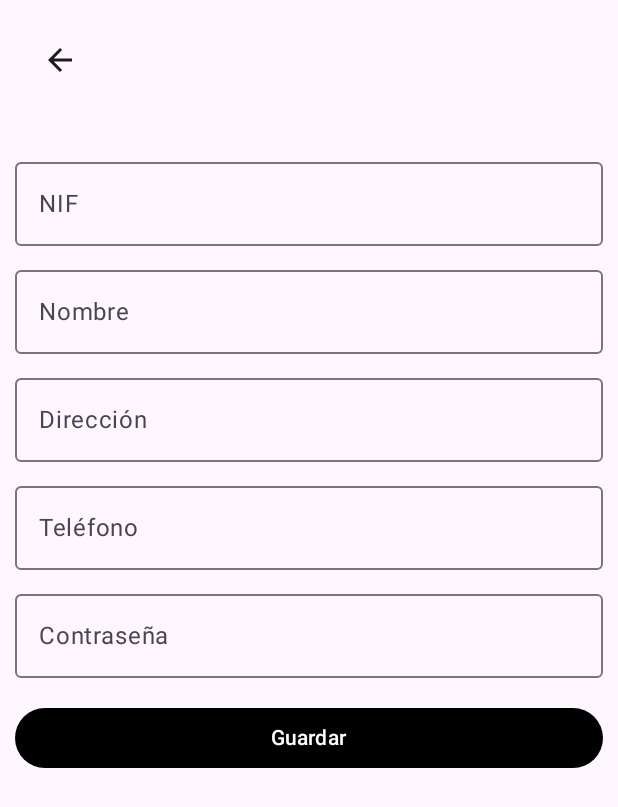
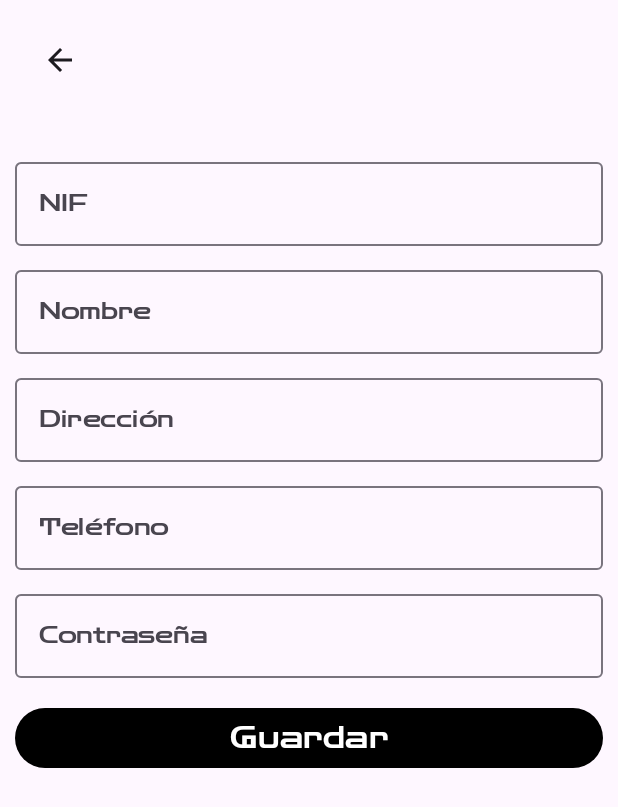
Before and after one commit to dnoblejas/CRM_Mara, an Android app built with Jetpack Compose: the Registro screen opened through its navigation route, on a phone screen of 412 x 824 dp. Shown: the top 807 px of the screen. Run offline under Robolectric (Android 15) with nearby library versions, the phone set to English and light mode, and no system bars; our stand-ins replace Firebase (no records; nobody signed in at launch, a user with empty details on screens opened directly).

```diff
--- a/app/src/main/java/com/example/crm_mara/NavigationWrapper.kt
+++ b/app/src/main/java/com/example/crm_mara/NavigationWrapper.kt
@@ -20,7 +20,7 @@ import com.example.crm_mara.scenes.TiposCortes
 @Composable
 fun NavigationWrapper (navHostController: NavHostController) {
 
-    NavHost(navController = navHostController, startDestination = "InicioSesionOscuro") {
+    NavHost(navController = navHostController, startDestination = "InicioSesion") {
 
         // Modo día
 
--- a/app/src/main/java/com/example/crm_mara/oscuro/InicioSesionOscuro.kt
+++ b/app/src/main/java/com/example/crm_mara/oscuro/InicioSesionOscuro.kt
@@ -7,21 +7,16 @@ import androidx.compose.material.icons.Icons
 import androidx.compose.material.icons.filled.DarkMode
 import androidx.compose.material.icons.filled.WbSunny
 import androidx.compose.material3.*
-import androidx.compose.runtime.Composable
-import androidx.compose.runtime.getValue
-import androidx.compose.runtime.mutableStateOf
-import androidx.compose.runtime.remember
-import androidx.compose.runtime.setValue
+import androidx.compose.runtime.*
 import androidx.compose.ui.Alignment
 import androidx.compose.ui.Modifier
 import androidx.compose.ui.graphics.Color
-import androidx.compose.ui.text.font.FontWeight
 import androidx.compose.ui.text.input.KeyboardType
 import androidx.compose.ui.text.input.PasswordVisualTransformation
 import androidx.compose.ui.unit.dp
 import androidx.compose.ui.unit.sp
 import androidx.navigation.NavController
-
+import com.example.crm_mara.ui.theme.ZendotsFamily
 import com.google.firebase.firestore.FirebaseFirestore
 
 @Composable
@@ -29,36 +24,45 @@ fun InicioSesionOscuro(navController: NavController) {
     var nombre by remember { mutableStateOf("") }
     var contraseña by remember { mutableStateOf("") }
     var loginError by remember { mutableStateOf("") }
+    var isLoading by remember { mutableStateOf(false) }
 
-    // Instancia de Firebase Firestore
     val db = FirebaseFirestore.getInstance()
 
-    // Colores para el modo claro
-    val backgroundColor = Color(0xFF0E0B2E)
-    val textColor = Color.White
-    val buttonColor = Color.Black
+    // Colores y estilo para modo oscuro
+    val backgroundColor = Color(0xFF0E0B2E) // Fondo oscuro
+    val textColor = Color.White // Texto blanco
+    val buttonColor = Color(0xFF3D3D3D) // Botón gris oscuro
 
     Box(
         modifier = Modifier
-            .fillMaxSize() // Asegura que el Box ocupe toda la pantalla
-            .background(backgroundColor) // Fondo personalizado
+            .fillMaxSize()
+            .background(backgroundColor)
     ) {
-
-
         Column(
             verticalArrangement = Arrangement.Center,
             horizontalAlignment = Alignment.CenterHorizontally,
             modifier = Modifier
                 .fillMaxSize()
                 .padding(start = 15.dp, end = 15.dp)
-                //.background(backgroundColor)
         ) {
-            // Título MARA
+            // Título dividido en dos líneas con tipografía Zendots
             Text(
-                text = "MARA NOCHE",
+                text = "MA",
                 color = textColor,
-                fontSize = 48.sp,
-                fontWeight = FontWeight.Bold
+                fontSize = 90.sp,
+                style = MaterialTheme.typography.titleLarge.copy(
+                    fontFamily = ZendotsFamily,
+                    fontSize = 90.sp
+                )
+            )
+            Text(
+                text = "RA",
+                color = textColor,
+                fontSize = 90.sp,
+                style = MaterialTheme.typography.titleLarge.copy(
+                    fontFamily = ZendotsFamily,
+                    fontSize = 90.sp
+                )
             )
             Spacer(modifier = Modifier.size(48.dp))
 
@@ -66,7 +70,7 @@ fun InicioSesionOscuro(navController: NavController) {
             OutlinedTextField(
                 value = nombre,
                 onValueChange = { nombre = it },
-                label = { Text("Usuario", color = textColor) },
+                label = { Text("Usuario", color = textColor, fontFamily = ZendotsFamily) },
                 modifier = Modifier.fillMaxWidth(),
                 colors = TextFieldDefaults.colors(
                     focusedContainerColor = Color.Transparent,
@@ -78,14 +82,13 @@ fun InicioSesionOscuro(navController: NavController) {
                     unfocusedIndicatorColor = textColor
                 )
             )
-
             Spacer(modifier = Modifier.size(16.dp))
 
             // Campo de texto para contraseña
             OutlinedTextField(
                 value = contraseña,
                 onValueChange = { contraseña = it },
-                label = { Text("Contraseña", color = textColor) },
+                label = { Text("Contraseña", color = textColor, fontFamily = ZendotsFamily) },
                 visualTransformation = PasswordVisualTransformation(),
                 keyboardOptions = KeyboardOptions.Default.copy(keyboardType = KeyboardType.Password),
                 modifier = Modifier.fillMaxWidth(),
@@ -99,56 +102,66 @@ fun InicioSesionOscuro(navController: NavController) {
                     unfocusedIndicatorColor = textColor
                 )
             )
-
             Spacer(modifier = Modifier.size(24.dp))
 
-            // Mensaje de error si existe
+            // Mensaje de error
             if (loginError.isNotEmpty()) {
-                Text(text = loginError, color = Color.Red)
+                Text(
+                    text = loginError,
+                    color = Color.Red,
+                    fontFamily = ZendotsFamily
+                )
             }
 
             // Botón para iniciar sesión
             Button(
                 onClick = {
-                    if (nombre.isNotEmpty() && contraseña.isNotEmpty()) {
+                    if (nombre.isEmpty() || contraseña.isEmpty()) {
+                        loginError = "Por favor, completa todos los campos"
+                        return@Button
+                    }
+
+                    isLoading = true
                     db.collection("clientes")
                         .whereEqualTo("nombre", nombre)
                         .whereEqualTo("contraseña", contraseña)
                         .get()
                         .addOnSuccessListener { documents ->
+                            isLoading = false
                             if (!documents.isEmpty) {
-                                    // Usuario encontrado, navega a la pantalla de menú
                                 navController.navigate("TiposCortesOscuro")
                             } else {
-                                    // Usuario no encontrado, muestra un mensaje de error
-                                    loginError = "Usuario no registrado"
+                                loginError = "Usuario o contraseña incorrectos"
                             }
                         }
                         .addOnFailureListener {
-                                // Error en la consulta a Firebase
+                            isLoading = false
                             loginError = "Error de conexión, intenta de nuevo"
                         }
-                    } else {
-                        loginError = "Por favor, completa todos los campos"
-                    }
                 },
-                colors = ButtonDefaults.buttonColors(containerColor = Color.White),
+                colors = ButtonDefaults.buttonColors(containerColor = buttonColor),
+                enabled = !isLoading,
                 modifier = Modifier
                     .fillMaxWidth()
                     .padding(8.dp),
                 contentPadding = PaddingValues(12.dp)
             ) {
+                if (isLoading) {
+                    CircularProgressIndicator(color = textColor, modifier = Modifier.size(24.dp))
+                } else {
                     Text(
                         text = "Iniciar Sesión",
-                    color = Color.Black,
-                    fontSize = 20.sp
+                        color = textColor,
+                        fontSize = 20.sp,
+                        fontFamily = ZendotsFamily
                     )
+                }
             }
 
             // Botón para registro
             Button(
                 onClick = { navController.navigate("RegistroOscuro") },
-                colors = ButtonDefaults.buttonColors(containerColor = Color.White),
+                colors = ButtonDefaults.buttonColors(containerColor = buttonColor),
                 modifier = Modifier
                     .fillMaxWidth()
                     .padding(8.dp),
@@ -156,19 +169,19 @@ fun InicioSesionOscuro(navController: NavController) {
             ) {
                 Text(
                     text = "Registro",
-                    color = Color.Black,
-                    fontSize = 20.sp
+                    color = textColor,
+                    fontSize = 20.sp,
+                    fontFamily = ZendotsFamily
                 )
             }
 
             Spacer(modifier = Modifier.size(32.dp))
 
-            // Íconos de sol y luna
+            // Íconos para modo claro y oscuro
             Row(
                 horizontalArrangement = Arrangement.Center,
                 modifier = Modifier.fillMaxWidth()
             ) {
-                // Botón de sol (WbSunny)
                 IconButton(
                     onClick = { navController.navigate("InicioSesion") },
                     modifier = Modifier.size(48.dp)
@@ -180,12 +193,9 @@ fun InicioSesionOscuro(navController: NavController) {
                         modifier = Modifier.size(32.dp)
                     )
                 }
-
                 Spacer(modifier = Modifier.size(16.dp))
-
-                // Botón de luna (DarkMode)
                 IconButton(
-                    onClick = { navController.navigate("InicioSesionOscuro") },  // Aquí cambiamos a la pantalla de "InicioSesion"
+                    onClick = { navController.navigate("InicioSesionOscuro") },
                     modifier = Modifier.size(48.dp)
                 ) {
                     Icon(
--- a/app/src/main/java/com/example/crm_mara/scenes/InicioSesion.kt
+++ b/app/src/main/java/com/example/crm_mara/scenes/InicioSesion.kt
@@ -6,21 +6,16 @@ import androidx.compose.material.icons.Icons
 import androidx.compose.material.icons.filled.DarkMode
 import androidx.compose.material.icons.filled.WbSunny
 import androidx.compose.material3.*
-import androidx.compose.runtime.Composable
-import androidx.compose.runtime.getValue
-import androidx.compose.runtime.mutableStateOf
-import androidx.compose.runtime.remember
-import androidx.compose.runtime.setValue
+import androidx.compose.runtime.*
 import androidx.compose.ui.Alignment
 import androidx.compose.ui.Modifier
 import androidx.compose.ui.graphics.Color
-import androidx.compose.ui.text.font.FontWeight
 import androidx.compose.ui.text.input.KeyboardType
 import androidx.compose.ui.text.input.PasswordVisualTransformation
 import androidx.compose.ui.unit.dp
 import androidx.compose.ui.unit.sp
 import androidx.navigation.NavController
-
+import com.example.crm_mara.ui.theme.ZendotsFamily
 import com.google.firebase.firestore.FirebaseFirestore
 
 @Composable
@@ -28,8 +23,8 @@ fun InicioSesion(navController: NavController) {
     var nombre by remember { mutableStateOf("") }
     var contraseña by remember { mutableStateOf("") }
     var loginError by remember { mutableStateOf("") }
+    var isLoading by remember { mutableStateOf(false) }
 
-    // Instancia de Firebase Firestore
     val db = FirebaseFirestore.getInstance()
 
     Column(
@@ -39,12 +34,24 @@ fun InicioSesion(navController: NavController) {
             .fillMaxSize()
             .padding(start = 15.dp, end = 15.dp)
     ) {
-        // Título MARA
+        // Texto dividido en dos líneas
         Text(
-            text = "MARA DIA",
+            text = "MA",
             color = Color.Black,
-            fontSize = 48.sp,
-            fontWeight = FontWeight.Bold
+            fontSize = 90.sp,
+            style = MaterialTheme.typography.titleLarge.copy(
+                fontFamily = ZendotsFamily,
+                fontSize = 90.sp
+            )
+        )
+        Text(
+            text = "RA",
+            color = Color.Black,
+            fontSize = 90.sp,
+            style = MaterialTheme.typography.titleLarge.copy(
+                fontFamily = ZendotsFamily,
+                fontSize = 90.sp
+            )
         )
         Spacer(modifier = Modifier.size(48.dp))
 
@@ -52,65 +59,98 @@ fun InicioSesion(navController: NavController) {
         OutlinedTextField(
             value = nombre,
             onValueChange = { nombre = it },
-            label = { Text("Usuario") },
-            modifier = Modifier.fillMaxWidth()
+            label = {
+                Text(
+                    text = "Usuario",
+                    fontFamily = ZendotsFamily,
+                    fontSize = 15.sp
                 )
-
+            },
+            modifier = Modifier.fillMaxWidth(),
+            colors = TextFieldDefaults.colors(
+                focusedContainerColor = Color.Transparent,
+                unfocusedContainerColor = Color.Transparent,
+                focusedIndicatorColor = Color.Black,
+                unfocusedIndicatorColor = Color.Black
+            )
+        )
         Spacer(modifier = Modifier.size(16.dp))
 
         // Campo de texto para contraseña
         OutlinedTextField(
             value = contraseña,
             onValueChange = { contraseña = it },
-            label = { Text("Contraseña") },
-            visualTransformation = PasswordVisualTransformation(),  // Asegura que el texto se oculte
+            label = {
+                Text(
+                    text = "Contraseña",
+                    fontFamily = ZendotsFamily,
+                    fontSize = 15.sp
+                )
+            },
+            visualTransformation = PasswordVisualTransformation(),
             keyboardOptions = KeyboardOptions.Default.copy(keyboardType = KeyboardType.Password),
-            modifier = Modifier.fillMaxWidth()
+            modifier = Modifier.fillMaxWidth(),
+            colors = TextFieldDefaults.colors(
+                focusedContainerColor = Color.Transparent,
+                unfocusedContainerColor = Color.Transparent,
+                focusedIndicatorColor = Color.Black,
+                unfocusedIndicatorColor = Color.Black
             )
-
+        )
         Spacer(modifier = Modifier.size(24.dp))
 
-        // Mensaje de error si existe
+        // Mensaje de error
         if (loginError.isNotEmpty()) {
-            Text(text = loginError, color = Color.Red)
+            Text(
+                text = loginError,
+                color = Color.Red,
+                fontFamily = ZendotsFamily
+            )
         }
 
         // Botón para iniciar sesión
         Button(
             onClick = {
-                if (nombre.isNotEmpty() && contraseña.isNotEmpty()) {
+                if (nombre.isEmpty() || contraseña.isEmpty()) {
+                    loginError = "Por favor, completa todos los campos"
+                    return@Button
+                }
+
+                isLoading = true
                 db.collection("clientes")
                     .whereEqualTo("nombre", nombre)
                     .whereEqualTo("contraseña", contraseña)
                     .get()
                     .addOnSuccessListener { documents ->
+                        isLoading = false
                         if (!documents.isEmpty) {
-                                // Usuario encontrado, navega a la pantalla de menú
                             navController.navigate("TiposCortes")
                         } else {
-                                // Usuario no encontrado, muestra un mensaje de error
-                                loginError = "Usuario no registrado"
+                            loginError = "Usuario o contraseña incorrectos"
                         }
                     }
                     .addOnFailureListener {
-                            // Error en la consulta a Firebase
+                        isLoading = false
                         loginError = "Error de conexión, intenta de nuevo"
-                        }
-                } else {
-                    loginError = "Por favor, completa todos los campos"
                     }
             },
             colors = ButtonDefaults.buttonColors(containerColor = Color.Black),
+            enabled = !isLoading,
             modifier = Modifier
                 .fillMaxWidth()
                 .padding(8.dp),
             contentPadding = PaddingValues(12.dp)
         ) {
+            if (isLoading) {
+                CircularProgressIndicator(color = Color.White, modifier = Modifier.size(24.dp))
+            } else {
                 Text(
                     text = "Iniciar Sesión",
                     color = Color.White,
-                fontSize = 20.sp
+                    fontSize = 20.sp,
+                    fontFamily = ZendotsFamily
                 )
+            }
         }
 
         // Botón para registro
@@ -125,18 +165,18 @@ fun InicioSesion(navController: NavController) {
             Text(
                 text = "Registro",
                 color = Color.White,
-                fontSize = 20.sp
+                fontSize = 20.sp,
+                fontFamily = ZendotsFamily
             )
         }
 
         Spacer(modifier = Modifier.size(32.dp))
 
-        // Íconos de sol y luna
+        // Botones para cambio de modo
         Row(
             horizontalArrangement = Arrangement.Center,
             modifier = Modifier.fillMaxWidth()
         ) {
-            // Botón de sol (WbSunny)
             IconButton(
                 onClick = { navController.navigate("InicioSesion") },
                 modifier = Modifier.size(48.dp)
@@ -148,10 +188,7 @@ fun InicioSesion(navController: NavController) {
                     modifier = Modifier.size(32.dp)
                 )
             }
-
             Spacer(modifier = Modifier.size(16.dp))
-
-            // Botón de luna (DarkMode)
             IconButton(
                 onClick = { navController.navigate("InicioSesionOscuro") },
                 modifier = Modifier.size(48.dp)
--- a/app/src/main/java/com/example/crm_mara/scenes/Registro.kt
+++ b/app/src/main/java/com/example/crm_mara/scenes/Registro.kt
@@ -1,5 +1,6 @@
 package com.example.crm_mara.scenes
 
+import androidx.compose.foundation.background
 import androidx.compose.foundation.layout.*
 import androidx.compose.foundation.text.KeyboardOptions
 import androidx.compose.material.icons.Icons
@@ -11,9 +12,11 @@ import androidx.compose.ui.Modifier
 import androidx.compose.ui.graphics.Color
 import androidx.compose.ui.text.input.KeyboardType
 import androidx.compose.ui.text.input.PasswordVisualTransformation
+import androidx.compose.ui.text.font.FontFamily
 import androidx.compose.ui.unit.dp
 import androidx.compose.ui.unit.sp
 import androidx.navigation.NavController
+import com.example.crm_mara.ui.theme.ZendotsFamily
 import com.google.firebase.firestore.FirebaseFirestore
 import java.util.regex.Pattern
 
@@ -50,18 +53,38 @@ fun Registro(navController: NavController) {
 
                 val db = FirebaseFirestore.getInstance()
 
-                OutlinedTextField(value = nif, onValueChange = { nif = it }, label = { Text("NIF") }, modifier = Modifier.fillMaxWidth())
+                OutlinedTextField(
+                    value = nif,
+                    onValueChange = { nif = it },
+                    label = { Text("NIF", fontFamily = ZendotsFamily, fontSize = 15.sp) },
+                    modifier = Modifier.fillMaxWidth()
+                )
                 Spacer(modifier = Modifier.size(8.dp))
-                OutlinedTextField(value = nombre, onValueChange = { nombre = it }, label = { Text("Nombre") }, modifier = Modifier.fillMaxWidth())
+                OutlinedTextField(
+                    value = nombre,
+                    onValueChange = { nombre = it },
+                    label = { Text("Nombre", fontFamily = ZendotsFamily, fontSize = 15.sp) },
+                    modifier = Modifier.fillMaxWidth()
+                )
                 Spacer(modifier = Modifier.size(8.dp))
-                OutlinedTextField(value = direccion, onValueChange = { direccion = it }, label = { Text("Dirección") }, modifier = Modifier.fillMaxWidth())
+                OutlinedTextField(
+                    value = direccion,
+                    onValueChange = { direccion = it },
+                    label = { Text("Dirección", fontFamily = ZendotsFamily, fontSize = 15.sp) },
+                    modifier = Modifier.fillMaxWidth()
+                )
                 Spacer(modifier = Modifier.size(8.dp))
-                OutlinedTextField(value = telefono, onValueChange = { telefono = it }, label = { Text("Teléfono") }, modifier = Modifier.fillMaxWidth())
+                OutlinedTextField(
+                    value = telefono,
+                    onValueChange = { telefono = it },
+                    label = { Text("Teléfono", fontFamily = ZendotsFamily, fontSize = 15.sp) },
+                    modifier = Modifier.fillMaxWidth()
+                )
                 Spacer(modifier = Modifier.size(8.dp))
                 OutlinedTextField(
                     value = contraseña,
                     onValueChange = { contraseña = it },
-                    label = { Text("Contraseña") },
+                    label = { Text("Contraseña", fontFamily = ZendotsFamily, fontSize = 15.sp) },
                     visualTransformation = PasswordVisualTransformation(),
                     keyboardOptions = KeyboardOptions.Default.copy(keyboardType = KeyboardType.Password),
                     modifier = Modifier.fillMaxWidth()
@@ -121,7 +144,12 @@ fun Registro(navController: NavController) {
                     if (isLoading) {
                         CircularProgressIndicator(color = Color.White, modifier = Modifier.size(24.dp))
                     } else {
-                        Text(text = "Guardar", color = Color.White)
+                        Text(
+                            text = "Guardar",
+                            color = Color.White,
+                            fontFamily = ZendotsFamily,
+                            fontSize = 20.sp
+                        )
                     }
                 }
 
@@ -129,6 +157,8 @@ fun Registro(navController: NavController) {
 
                 Text(
                     text = mensajeConfirmacion,
+                    fontFamily = ZendotsFamily,
+                    fontSize = 16.sp,
                     color = if (mensajeConfirmacion.contains("correctamente")) Color.Green else Color.Red,
                     modifier = Modifier.padding(8.dp)
                 )
```
Also changed, not shown: app/src/main/java/com/example/crm_mara/oscuro/AgendaOscuro.kt (+59 -63 lines), app/src/main/java/com/example/crm_mara/oscuro/RegistroOscuro.kt (+39 -56 lines), app/src/main/java/com/example/crm_mara/oscuro/TiposCortesOscuro.kt (+5 -7 lines), app/src/main/java/com/example/crm_mara/scenes/Agenda.kt (+48 -49 lines), app/src/main/java/com/example/crm_mara/scenes/TiposCortes.kt (+5 -4 lines), app/src/main/java/com/example/crm_mara/scenes/ReseñasScreen.kt (line endings or trailing spaces). Lines whose indentation alone changed are shown as unchanged.
